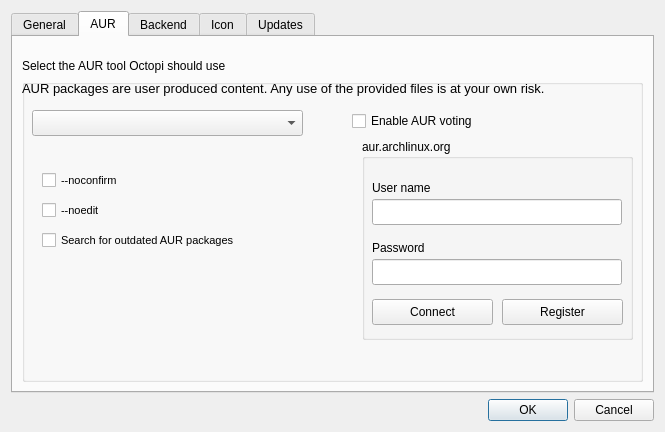
aarnt/octopi, file ui/optionsdialog.ui: the form before one commit.
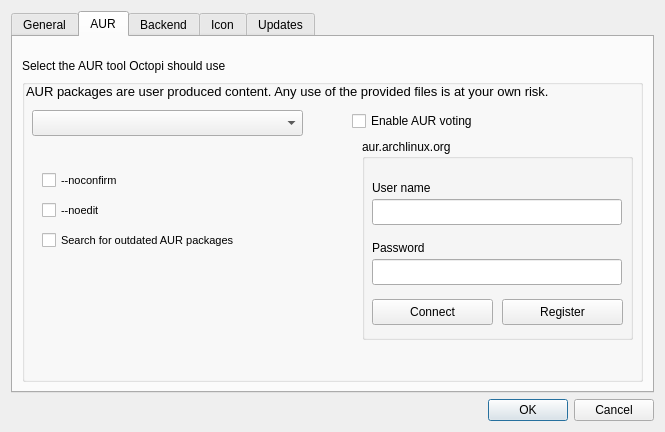
The form after the commit.

Commit message: - Updated AUR msg size in optionsdialog.ui.

```diff
--- a/ui/optionsdialog.ui
+++ b/ui/optionsdialog.ui
@@ -322,9 +322,9 @@
            <widget class="QLabel" name="lblAURWarning">
             <property name="geometry">
              <rect>
-              <x>0</x>
-              <y>0</y>
-              <width>621</width>
+              <x>4</x>
+              <y>3</y>
+              <width>611</width>
               <height>19</height>
              </rect>
             </property>
```
Left out of the diff: 3 changed lines with no effect on the pictures.
